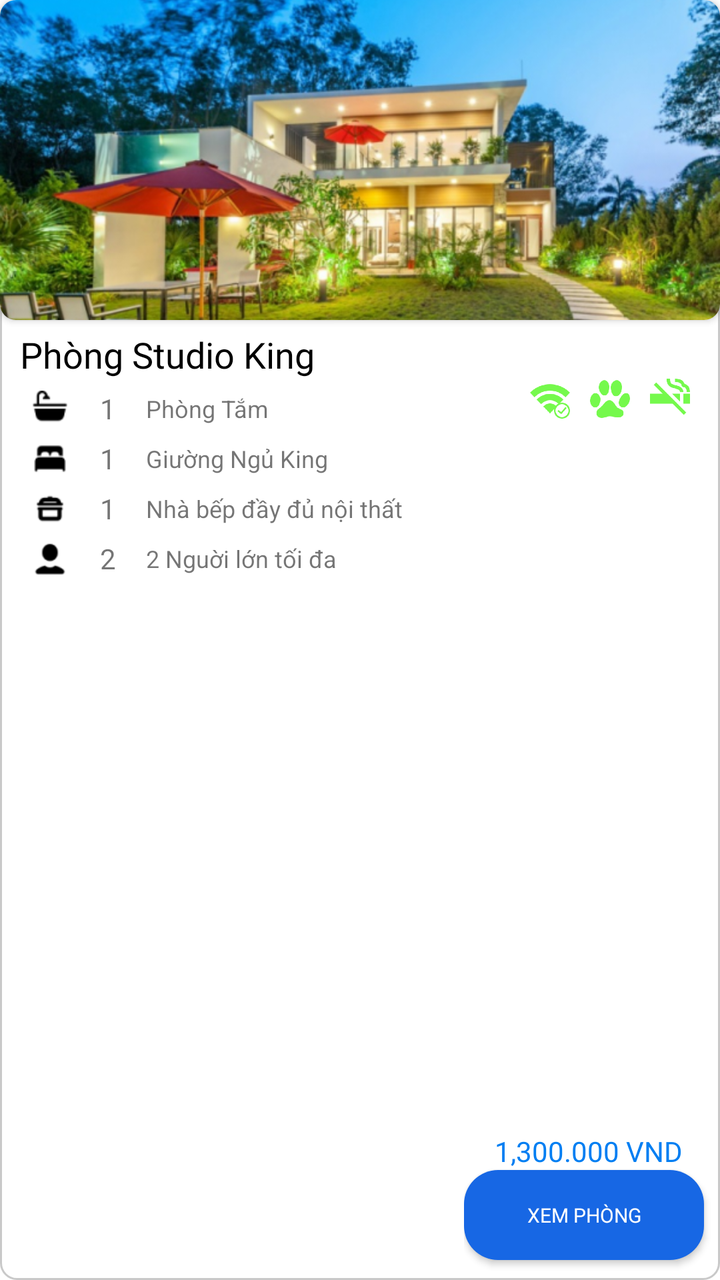
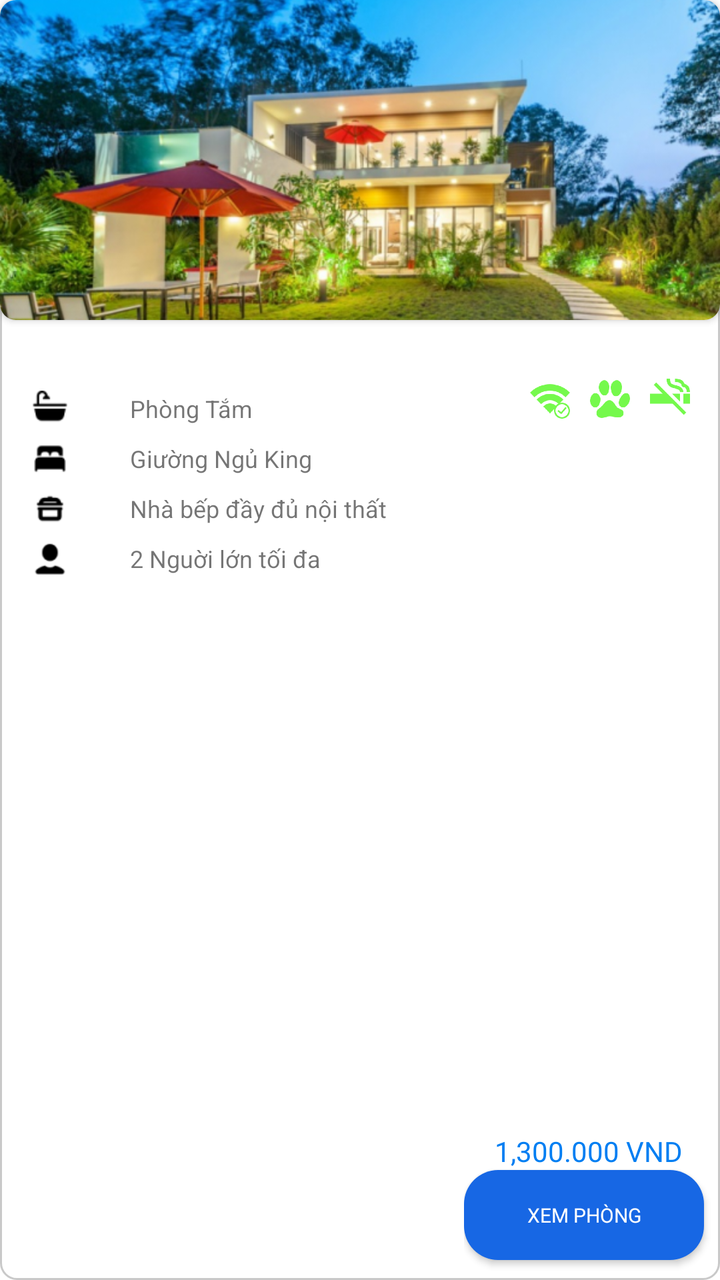

Compare the two renders of this Android layout. The source of the first and the diff that turns it into the second are given below.
<!-- AndroidManifest.xml: application theme Base.Theme.TEPTimeshareExchangePlatform -->
<!-- res/layout/item_resort_room_type.xml -->
<?xml version="1.0" encoding="utf-8"?>
<androidx.constraintlayout.widget.ConstraintLayout
    xmlns:android="http://schemas.android.com/apk/res/android"
    xmlns:app="http://schemas.android.com/apk/res-auto"
    xmlns:tools="http://schemas.android.com/tools"
    android:background="@drawable/background_stroke_around"
    android:layout_marginBottom="20dp"
    android:layout_width="match_parent"
    android:layout_height="300dp">
    
    <androidx.cardview.widget.CardView
        android:id="@+id/cardView2"
        android:layout_width="match_parent"
        android:layout_height="160dp"
        app:cardCornerRadius="8dp"
        app:layout_constraintEnd_toEndOf="parent"
        app:layout_constraintStart_toStartOf="parent"
        app:layout_constraintTop_toTopOf="parent">

        <ImageView
            android:id="@+id/im_room_type_image"
            android:layout_width="match_parent"
            android:layout_height="match_parent"
            android:scaleType="centerCrop"
            android:src="@drawable/im_material_resort" />
    </androidx.cardview.widget.CardView>

    
    <androidx.constraintlayout.widget.ConstraintLayout
        android:id="@+id/constraintLayout"
        android:layout_width="match_parent"
        android:layout_height="wrap_content"
        android:paddingStart="5dp"
        android:paddingTop="5dp"
        android:paddingEnd="5dp"
        android:paddingBottom="10dp"
        app:layout_constraintEnd_toEndOf="parent"
        app:layout_constraintHorizontal_bias="0.0"
        app:layout_constraintStart_toStartOf="parent"
        app:layout_constraintTop_toBottomOf="@+id/cardView2">
        
        <TextView
            android:id="@+id/tv_room_name"
            android:layout_width="match_parent"
            android:layout_height="wrap_content"
            android:layout_marginStart="5dp"
            android:fontFamily="@font/inter_bold"
            android:maxLines="1"
            android:text="Phòng Studio King"
            android:textColor="@color/black"
            android:textSize="18dp"
            app:layout_constraintEnd_toEndOf="parent"
            app:layout_constraintStart_toStartOf="parent"
            app:layout_constraintTop_toTopOf="parent" />

        
        <LinearLayout
            android:id="@+id/linearLayout2"
            android:layout_width="match_parent"
            android:layout_height="wrap_content"
            android:layout_marginStart="5dp"
            android:layout_marginEnd="150dp"
            android:orientation="vertical"
            app:layout_constraintStart_toStartOf="parent"
            app:layout_constraintTop_toBottomOf="@+id/tv_room_name">

            
            <LinearLayout
                android:layout_width="match_parent"
                android:layout_height="wrap_content"
                android:layout_marginTop="5dp"
                android:gravity="center|left"
                android:minHeight="20dp"
                android:orientation="horizontal">

                <ImageView
                    android:layout_width="30dp"
                    android:layout_height="20dp"
                    android:layout_marginEnd="10dp"
                    android:src="@drawable/ic_bathtub" />

                <TextView
                    android:layout_width="wrap_content"
                    android:layout_height="wrap_content"
                    android:layout_marginEnd="10dp"
                    android:fontFamily="@font/inter_semibold"
                    android:text="1"
                    android:textSize="14dp" />

                <TextView
                    android:id="@+id/tv_location"
                    android:layout_width="match_parent"
                    android:layout_height="wrap_content"
                    android:layout_marginStart="5dp"
                    android:gravity="center|left"
                    android:maxLines="1"
                    android:text="Phòng Tắm"
                    android:textSize="12dp" />
            </LinearLayout>

            
            <LinearLayout
                android:layout_width="match_parent"
                android:layout_height="wrap_content"
                android:layout_marginTop="5dp"
                android:gravity="center|left"
                android:minHeight="20dp"
                android:orientation="horizontal">

                <ImageView
                    android:layout_width="30dp"
                    android:layout_height="20dp"
                    android:layout_marginEnd="10dp"
                    android:src="@drawable/ic_bedroom" />

                <TextView
                    android:layout_width="wrap_content"
                    android:layout_height="wrap_content"
                    android:layout_marginEnd="10dp"
                    android:fontFamily="@font/inter_semibold"
                    android:text="1"
                    android:textSize="14dp" />

                <TextView
                    android:layout_width="match_parent"
                    android:layout_height="wrap_content"
                    android:layout_marginStart="5dp"
                    android:gravity="center|left"
                    android:maxLines="1"
                    android:text="Giường Ngủ King"
                    android:textSize="12dp" />
            </LinearLayout>

            
            <LinearLayout
                android:layout_width="match_parent"
                android:layout_height="wrap_content"
                android:layout_marginTop="5dp"
                android:gravity="center|left"
                android:minHeight="20dp"
                android:orientation="horizontal">

                <ImageView
                    android:layout_width="30dp"
                    android:layout_height="20dp"
                    android:layout_marginEnd="10dp"
                    android:src="@drawable/ic_kitchen" />

                <TextView
                    android:layout_width="wrap_content"
                    android:layout_height="wrap_content"
                    android:layout_marginEnd="10dp"
                    android:fontFamily="@font/inter_semibold"
                    android:text="1"
                    android:textSize="14dp" />

                <TextView
                    android:layout_width="match_parent"
                    android:layout_height="wrap_content"
                    android:layout_marginStart="5dp"
                    android:gravity="center|left"
                    android:maxLines="1"
                    android:text="Nhà bếp đầy đủ nội thất"
                    android:textSize="12dp" />
            </LinearLayout>

            
            <LinearLayout
                android:layout_width="match_parent"
                android:layout_height="wrap_content"
                android:layout_marginTop="5dp"
                android:gravity="center|left"
                android:minHeight="20dp"
                android:orientation="horizontal">

                <ImageView
                    android:layout_width="30dp"
                    android:layout_height="20dp"
                    android:layout_marginEnd="10dp"
                    android:src="@drawable/ic_person" />

                <TextView
                    android:layout_width="wrap_content"
                    android:layout_height="wrap_content"
                    android:layout_marginEnd="10dp"
                    android:fontFamily="@font/inter_semibold"
                    android:text="2"
                    android:textSize="14dp" />

                <TextView
                    android:layout_width="match_parent"
                    android:layout_height="wrap_content"
                    android:layout_marginStart="5dp"
                    android:gravity="center|left"
                    android:maxLines="1"
                    android:text="2 Nguời lớn tối đa"
                    android:textSize="12dp" />
            </LinearLayout>


        </LinearLayout>

        
        <LinearLayout
            android:id="@+id/llAmennities"
            android:layout_width="wrap_content"
            android:layout_height="wrap_content"
            android:orientation="horizontal"
            app:layout_constraintEnd_toEndOf="parent"
            app:layout_constraintTop_toBottomOf="@+id/tv_room_name">

            <ImageView
                android:layout_width="20dp"
                android:layout_height="20dp"
                android:layout_marginEnd="10dp"
                android:src="@drawable/ic_wifi" />

            <ImageView
                android:layout_width="20dp"
                android:layout_height="20dp"
                android:layout_marginEnd="10dp"
                android:src="@drawable/ic_pet" />

            <ImageView
                android:layout_width="20dp"
                android:layout_height="20dp"
                android:layout_marginEnd="10dp"
                android:src="@drawable/ic_smoing" />

        </LinearLayout>


    </androidx.constraintlayout.widget.ConstraintLayout>


    
    <androidx.constraintlayout.widget.ConstraintLayout
        android:id="@+id/crlResortPrice"
        android:layout_width="wrap_content"
        android:layout_height="wrap_content"
        android:orientation="horizontal"
        app:layout_constraintBottom_toBottomOf="parent"
        app:layout_constraintEnd_toEndOf="parent">


        
        <androidx.appcompat.widget.AppCompatButton
            android:id="@+id/btn_view_room"
            android:layout_width="120dp"
            android:layout_height="45dp"
            android:layout_marginEnd="8dp"
            android:layout_marginBottom="10dp"
            android:background="@drawable/ripple_effect_white"
            android:backgroundTint="@color/blue_btn_search"
            android:fontFamily="@font/inter_semibold"
            android:text="Xem Phòng"
            android:textColor="@color/white"
            android:textSize="10dp"
            app:layout_constraintBottom_toBottomOf="parent"
            app:layout_constraintEnd_toEndOf="parent">

        </androidx.appcompat.widget.AppCompatButton>


        <TextView
            android:id="@+id/tv_price"
            android:layout_width="wrap_content"
            android:layout_height="wrap_content"
            android:fontFamily="@font/inter_extrabold"
            android:gravity="center|left"
            android:text="1,300.000 VND "
            android:textColor="@color/blue_full"
            android:textSize="14dp"
            app:layout_constraintBottom_toTopOf="@+id/btn_view_room"
            app:layout_constraintEnd_toEndOf="parent"
            app:layout_constraintStart_toStartOf="parent" />

    </androidx.constraintlayout.widget.ConstraintLayout>





</androidx.constraintlayout.widget.ConstraintLayout>
<!-- resources referenced by this layout -->
<resources>
  <color name="black">#FF000000</color>
  <color name="blue_btn_search">#1767E4</color>
  <color name="blue_full">#007EF2</color>
  <color name="white">#FFFFFFFF</color>
  <!-- drawable background_stroke_around (drawable) -->
  <?xml version="1.0" encoding="utf-8"?>
  <shape xmlns:android="http://schemas.android.com/apk/res/android"
      android:shape="rectangle"
      >
      <stroke android:width="1dp" android:color="@color/primary_background"/>
      <corners android:radius="8dp"/>
  
  </shape>
  <!-- drawable ic_bathtub: png bitmap (drawable, 554 bytes) -->
  <!-- drawable ic_bedroom: png bitmap (drawable, 494 bytes) -->
  <!-- drawable ic_kitchen: png bitmap (drawable, 525 bytes) -->
  <!-- drawable ic_person: png bitmap (drawable, 633 bytes) -->
  <!-- drawable ic_pet: png bitmap (drawable, 5543 bytes) -->
  <!-- drawable ic_smoing: png bitmap (drawable, 3409 bytes) -->
  <!-- drawable ic_wifi: png bitmap (drawable, 6485 bytes) -->
  <!-- drawable im_material_resort: png bitmap (drawable, 362643 bytes) -->
  <!-- drawable ripple_effect_white (drawable) -->
  <?xml version="1.0" encoding="utf-8"?>
  <ripple xmlns:android="http://schemas.android.com/apk/res/android"
      android:color="?android:attr/colorControlHighlight">
      <item>
          <shape android:shape="rectangle">
              <corners android:radius="17dp"></corners>
              <solid android:color="@color/gray_light_background"></solid>
          </shape>
      </item>
  </ripple>
  <style name="Base.Theme.TEPTimeshareExchangePlatform" parent="Theme.MaterialComponents.DayNight.NoActionBar">
          <item name="android:statusBarColor">@color/white</item>
          <item name="android:windowLightStatusBar">true</item> 
      </style>
  <color name="primary_background">#C9C9C9</color>
  <color name="gray_light_background">#EDF2F6</color>
</resources>

<!-- the commit's change to res/layout/item_resort_room_type.xml (unified diff, before → after) -->
@@ -46,7 +46,6 @@
             android:layout_marginStart="5dp"
             android:fontFamily="@font/inter_bold"
             android:maxLines="1"
-            android:text="Phòng Studio King"
             android:textColor="@color/black"
             android:textSize="18dp"
             app:layout_constraintEnd_toEndOf="parent"
@@ -80,15 +79,16 @@
                     android:src="@drawable/ic_bathtub" />
 
                 <TextView
-                    android:layout_width="wrap_content"
-                    android:layout_height="wrap_content"
-                    android:layout_marginEnd="10dp"
-                    android:fontFamily="@font/inter_semibold"
-                    android:text="1"
-                    android:textSize="14dp" />
-
-                <TextView
-                    android:id="@+id/tv_location"
+                    android:id="@+id/tv_num_bathroom"
+                    android:layout_width="wrap_content"
+                    android:layout_height="wrap_content"
+                    android:layout_marginEnd="10dp"
+                    android:fontFamily="@font/inter_semibold"
+
+                    android:textSize="14dp" />
+
+                <TextView
+                    android:id="@+id/tv_bathroom"
                     android:layout_width="match_parent"
                     android:layout_height="wrap_content"
                     android:layout_marginStart="5dp"
@@ -114,14 +114,15 @@
                     android:src="@drawable/ic_bedroom" />
 
                 <TextView
-                    android:layout_width="wrap_content"
-                    android:layout_height="wrap_content"
-                    android:layout_marginEnd="10dp"
-                    android:fontFamily="@font/inter_semibold"
-                    android:text="1"
-                    android:textSize="14dp" />
-
-                <TextView
+                    android:id="@+id/tv_num_bed"
+                    android:layout_width="wrap_content"
+                    android:layout_height="wrap_content"
+                    android:layout_marginEnd="10dp"
+                    android:fontFamily="@font/inter_semibold"
+                    android:textSize="14dp" />
+
+                <TextView
+                    android:id="@+id/tv_bed"
                     android:layout_width="match_parent"
                     android:layout_height="wrap_content"
                     android:layout_marginStart="5dp"
@@ -147,14 +148,15 @@
                     android:src="@drawable/ic_kitchen" />
 
                 <TextView
-                    android:layout_width="wrap_content"
-                    android:layout_height="wrap_content"
-                    android:layout_marginEnd="10dp"
-                    android:fontFamily="@font/inter_semibold"
-                    android:text="1"
-                    android:textSize="14dp" />
-
-                <TextView
+                    android:id="@+id/tv_num_kitchen"
+                    android:layout_width="wrap_content"
+                    android:layout_height="wrap_content"
+                    android:layout_marginEnd="10dp"
+                    android:fontFamily="@font/inter_semibold"
+                    android:textSize="14dp" />
+
+                <TextView
+                    android:id="@+id/tv_kitchen"
                     android:layout_width="match_parent"
                     android:layout_height="wrap_content"
                     android:layout_marginStart="5dp"
@@ -180,11 +182,11 @@
                     android:src="@drawable/ic_person" />
 
                 <TextView
-                    android:layout_width="wrap_content"
-                    android:layout_height="wrap_content"
-                    android:layout_marginEnd="10dp"
-                    android:fontFamily="@font/inter_semibold"
-                    android:text="2"
+                    android:id="@+id/tv_num_person"
+                    android:layout_width="wrap_content"
+                    android:layout_height="wrap_content"
+                    android:layout_marginEnd="10dp"
+                    android:fontFamily="@font/inter_semibold"
                     android:textSize="14dp" />
 
                 <TextView
